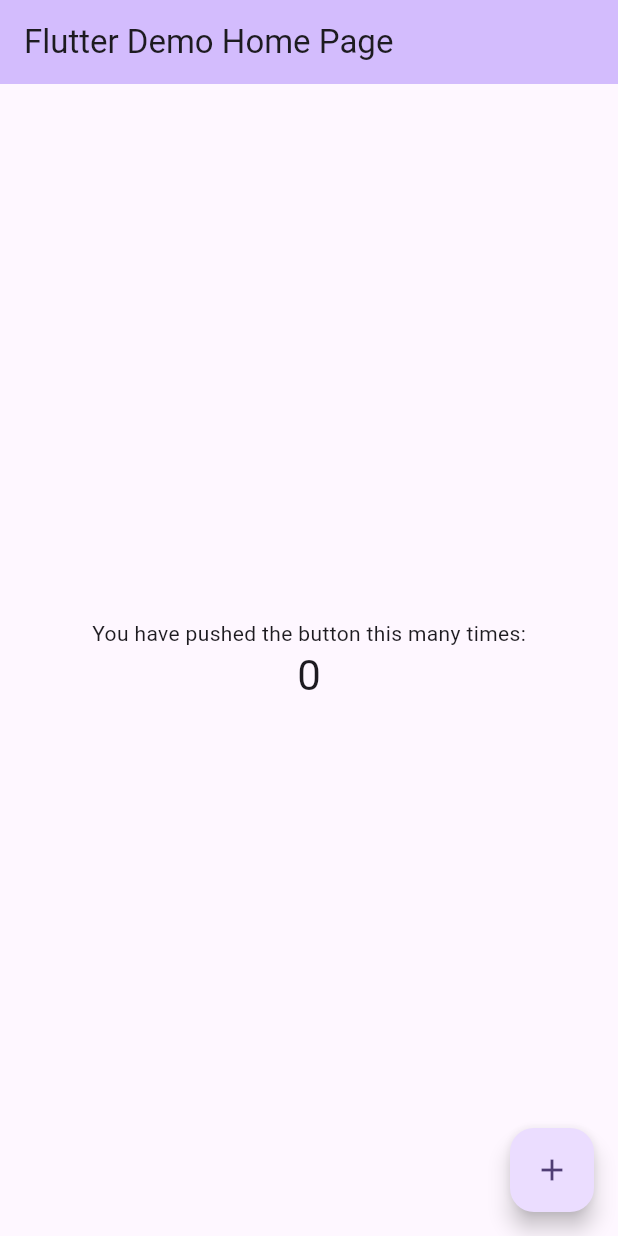
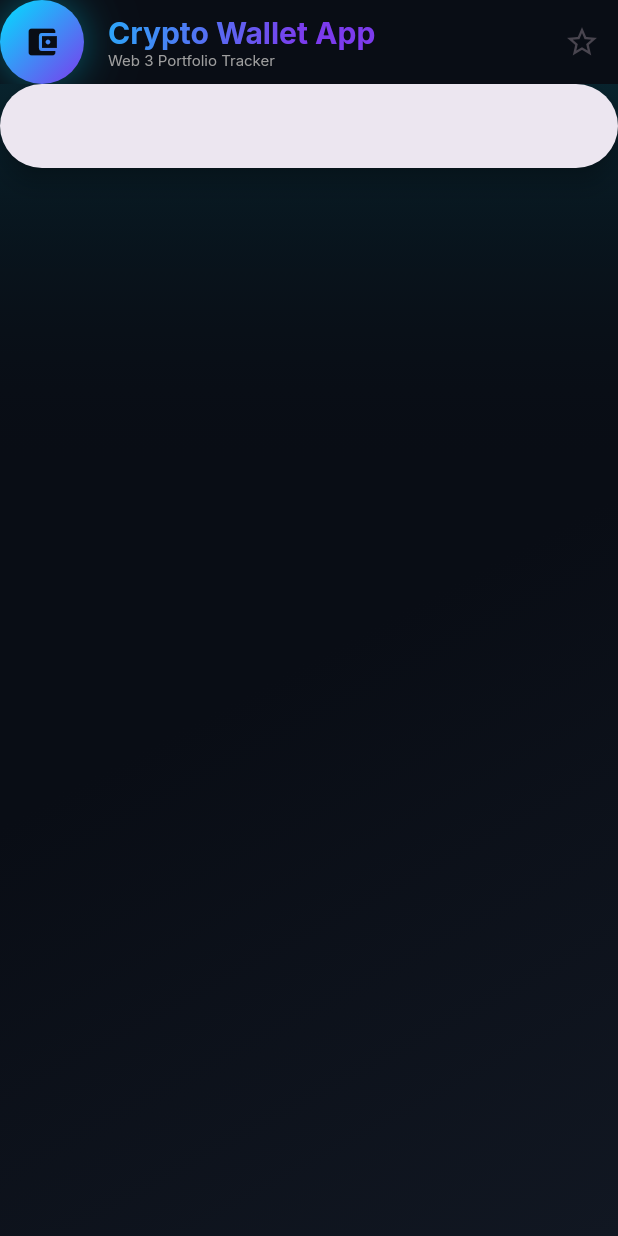
Before and after one commit to sopeBoyega/cryptoapp, a Flutter app: the screen it shows after launch, on a phone screen of 412 x 824 dp. Run offline on Flutter 3.47's test engine with Material 3 defaults, Android fonts, the phone set to English and light mode, and no system bars; our stand-ins replace google_fonts.

Commit message:
SetUp Folder Structure and Laid Project Foundation

````diff
--- /dev/null
+++ b/lib/data/dummy_data.dart
@@ -0,0 +1,48 @@
+import 'package:cryptoapp/models/coin.dart';
+
+
+
+class CoinDummyData {
+  static final List<Coin> coins = [
+    Coin(
+      id: 'bitcoin',
+      symbol: 'btc',
+      name: 'Bitcoin',
+      imageUrl: 'https://assets.coingecko.com/coins/images/1/large/bitcoin.png',
+      currentPrice: 97500,
+      marketCap: 1920000000000,
+      marketCapRank: 1,
+      priceChangePercentage24h: 2.45,
+    ),
+    Coin(
+      id: 'ethereum',
+      symbol: 'eth',
+      name: 'Ethereum',
+      imageUrl: 'https://assets.coingecko.com/coins/images/279/large/ethereum.png',
+      currentPrice: 3600,
+      marketCap: 432000000000,
+      marketCapRank: 2,
+      priceChangePercentage24h: 1.82,
+    ),
+    Coin(
+      id: 'cardano',
+      symbol: 'ada',
+      name: 'Cardano',
+      imageUrl: 'https://assets.coingecko.com/coins/images/975/large/cardano.png',
+      currentPrice: 108,
+      marketCap: 38000000000,
+      marketCapRank: 4,
+      priceChangePercentage24h: 3.21,
+    ),
+    Coin(
+      id: 'solana',
+      symbol: 'sol',
+      name: 'Solana',
+      imageUrl: 'https://assets.coingecko.com/coins/images/4128/large/solana.png',
+      currentPrice: 240,
+      marketCap: 82000000000,
+      marketCapRank: 5,
+      priceChangePercentage24h: -1.15,
+    ),
+  ];
+}
--- a/lib/main.dart
+++ b/lib/main.dart
@@ -1,3 +1,5 @@
+import 'package:cryptoapp/screens/home.dart';
+import 'package:cryptoapp/theme.dart';
 import 'package:flutter/material.dart';
 
 void main() {
@@ -12,111 +14,13 @@ class MyApp extends StatelessWidget {
   Widget build(BuildContext context) {
     return MaterialApp(
       title: 'Flutter Demo',
-      theme: ThemeData(
-        // This is the theme of your application.
-        //
-        // TRY THIS: Try running your application with "flutter run". You'll see
-        // the application has a purple toolbar. Then, without quitting the app,
-        // try changing the seedColor in the colorScheme below to Colors.green
-        // and then invoke "hot reload" (save your changes or press the "hot
-        // reload" button in a Flutter-supported IDE, or press "r" if you used
-        // the command line to start the app).
-        //
-        // Notice that the counter didn't reset back to zero; the application
-        // state is not lost during the reload. To reset the state, use hot
-        // restart instead.
-        //
-        // This works for code too, not just values: Most code changes can be
-        // tested with just a hot reload.
-        colorScheme: ColorScheme.fromSeed(seedColor: Colors.deepPurple),
-      ),
-      home: const MyHomePage(title: 'Flutter Demo Home Page'),
+      debugShowCheckedModeBanner: false,
+      darkTheme: Web3Theme.darkTheme ,
+      // theme: ThemeData(
+
+      //  theme,
+      // ),
+      home: const HomeScreen(),
     );
   }
 }
-
-class MyHomePage extends StatefulWidget {
-  const MyHomePage({super.key, required this.title});
-
-  // This widget is the home page of your application. It is stateful, meaning
-  // that it has a State object (defined below) that contains fields that affect
-  // how it looks.
-
-  // This class is the configuration for the state. It holds the values (in this
-  // case the title) provided by the parent (in this case the App widget) and
-  // used by the build method of the State. Fields in a Widget subclass are
-  // always marked "final".
-
-  final String title;
-
-  @override
-  State<MyHomePage> createState() => _MyHomePageState();
-}
-
-class _MyHomePageState extends State<MyHomePage> {
-  int _counter = 0;
-
-  void _incrementCounter() {
-    setState(() {
-      // This call to setState tells the Flutter framework that something has
-      // changed in this State, which causes it to rerun the build method below
-      // so that the display can reflect the updated values. If we changed
-      // _counter without calling setState(), then the build method would not be
-      // called again, and so nothing would appear to happen.
-      _counter++;
-    });
-  }
-
-  @override
-  Widget build(BuildContext context) {
-    // This method is rerun every time setState is called, for instance as done
-    // by the _incrementCounter method above.
-    //
-    // The Flutter framework has been optimized to make rerunning build methods
-    // fast, so that you can just rebuild anything that needs updating rather
-    // than having to individually change instances of widgets.
-    return Scaffold(
-      appBar: AppBar(
-        // TRY THIS: Try changing the color here to a specific color (to
-        // Colors.amber, perhaps?) and trigger a hot reload to see the AppBar
-        // change color while the other colors stay the same.
-        backgroundColor: Theme.of(context).colorScheme.inversePrimary,
-        // Here we take the value from the MyHomePage object that was created by
-        // the App.build method, and use it to set our appbar title.
-        title: Text(widget.title),
-      ),
-      body: Center(
-        // Center is a layout widget. It takes a single child and positions it
-        // in the middle of the parent.
-        child: Column(
-          // Column is also a layout widget. It takes a list of children and
-          // arranges them vertically. By default, it sizes itself to fit its
-          // children horizontally, and tries to be as tall as its parent.
-          //
-          // Column has various properties to control how it sizes itself and
-          // how it positions its children. Here we use mainAxisAlignment to
-          // center the children vertically; the main axis here is the vertical
-          // axis because Columns are vertical (the cross axis would be
-          // horizontal).
-          //
-          // TRY THIS: Invoke "debug painting" (choose the "Toggle Debug Paint"
-          // action in the IDE, or press "p" in the console), to see the
-          // wireframe for each widget.
-          mainAxisAlignment: MainAxisAlignment.center,
-          children: <Widget>[
-            const Text('You have pushed the button this many times:'),
-            Text(
-              '$_counter',
-              style: Theme.of(context).textTheme.headlineMedium,
-            ),
-          ],
-        ),
-      ),
-      floatingActionButton: FloatingActionButton(
-        onPressed: _incrementCounter,
-        tooltip: 'Increment',
-        child: const Icon(Icons.add),
-      ), // This trailing comma makes auto-formatting nicer for build methods.
-    );
-  }
-}
--- /dev/null
+++ b/lib/models/coin.dart
@@ -0,0 +1,50 @@
+
+class Coin {
+  final String id;
+  final String symbol;
+  final String name;
+  final String imageUrl;
+  final int currentPrice;
+  final int marketCap;
+  final int marketCapRank;
+  final double priceChangePercentage24h;
+
+  const Coin({
+    required this.id,
+    required this.symbol,
+    required this.name,
+    required this.imageUrl,
+    required this.currentPrice,
+    required this.marketCap,
+    required this.marketCapRank,
+    required this.priceChangePercentage24h,
+  });
+
+  factory Coin.fromJson(Map<String, dynamic> json) {
+    // Accept both snake_case (API) and camelCase keys
+    num? _getNum(dynamic v) => v is num ? v : (v == null ? null : num.tryParse(v.toString()));
+    return Coin(
+      id: json['id'] as String? ?? '',
+      symbol: json['symbol'] as String? ?? '',
+      name: json['name'] as String? ?? '',
+      imageUrl: json['image'] as String? ?? json['imageUrl'] as String? ?? '',
+      currentPrice: (_getNum(json['current_price'] ?? json['currentPrice']) ?? 0).toInt(),
+      marketCap: (_getNum(json['market_cap'] ?? json['marketCap']) ?? 0).toInt(),
+      marketCapRank: (_getNum(json['market_cap_rank'] ?? json['marketCapRank']) ?? 0).toInt(),
+      priceChangePercentage24h: (_getNum(json['price_change_percentage_24h'] ?? json['priceChangePercentage24h']) ?? 0).toDouble(),
+    );
+  }
+
+  Map<String, dynamic> toJson() {
+    return {
+      'id': id,
+      'symbol': symbol,
+      'name': name,
+      'image': imageUrl,
+      'current_price': currentPrice,
+      'market_cap': marketCap,
+      'market_cap_rank': marketCapRank,
+      'price_change_percentage_24h': priceChangePercentage24h,
+    };
+  }
+}
--- /dev/null
+++ b/lib/screens/home.dart
@@ -0,0 +1,117 @@
+import 'package:cryptoapp/theme.dart';
+import 'package:cryptoapp/widgets/app_icon.dart';
+import 'package:flutter/material.dart';
+import 'package:google_fonts/google_fonts.dart';
+
+
+class HomeScreen extends StatefulWidget {
+  const HomeScreen({super.key});
+
+  @override
+  State<HomeScreen> createState() => _HomeScreenState();
+}
+
+class _HomeScreenState extends State<HomeScreen> {
+  @override
+  Widget build(BuildContext context) {
+    return Scaffold(
+      backgroundColor: Web3Theme.background,
+      appBar: AppBar(
+        backgroundColor: Web3Theme.background,
+        leading: GradientIcon(containerSize: 10,),
+
+
+        title: Column(
+          crossAxisAlignment:CrossAxisAlignment.start,
+          children: [
+
+            Text("Crypto Wallet App", style: GoogleFonts.inter(
+              fontSize: 20,
+              fontWeight: FontWeight.bold,
+              foreground: Paint()
+              ..shader = Web3Theme.gradientPrimary.createShader(Rect.fromLTWH(0,0,200,40))
+            ), ),
+            Text("Web 3 Portfolio Tracker",style: GoogleFonts.inter(
+              fontSize: 10,
+              color: Colors.grey
+            ),)
+          ],
+        ) ,
+
+
+
+        actions: [
+          IconButton(onPressed: () {}, icon: Icon(Icons.star_border_outlined))
+        ],
+      ),
+
+
+      body: Stack(
+      children: [
+
+        Positioned.fill(
+          child: IgnorePointer(
+            ignoring: true,
+            child: Container(
+              decoration: BoxDecoration(
+                gradient: LinearGradient(
+                  begin: Alignment.topLeft,
+                  end: Alignment.bottomRight,
+                  colors: [
+                    Web3Theme.background,
+                    Web3Theme.background,
+                    Web3Theme.card,
+                  ],
+
+                  stops: [0.0, 0.5, 1.0],
+                ),
+              ),
+            ),
+          ),
+        ),
+
+
+        Positioned(
+          top: 0,
+          left: 0,
+          right: 0,
+          child: IgnorePointer(
+            ignoring: true,
+            child: Align(
+              alignment: Alignment.topCenter,
+              child: Container(
+
+                constraints: BoxConstraints(maxWidth: 1024.0),
+
+                height: 384.0,
+                decoration: BoxDecoration(
+                  gradient: LinearGradient(
+                    begin: Alignment.topCenter,
+                    end: Alignment.bottomCenter,
+                    colors: [
+                      Web3Theme.primary.withOpacity(0.1),
+                      Colors.transparent,
+                    ],
+
+                    stops: [0.0, 0.7],
+                  ),
+                ),
+              ),
+            ),
+          ),
+        ),
+
+        Positioned.fill(
+          child: Column(
+            children: [
+              SearchBar(),
+
+            ],
+          )
+        ),
+
+      ],
+    )
+    );
+  }
+}
--- /dev/null
+++ b/lib/theme.dart
@@ -0,0 +1,327 @@
+import 'package:flutter/material.dart';
+import 'dart:ui'; // Required for ImageFilter.blur
+
+
+/// This class holds all the color constants, gradients, and shadow definitions.
+/// It also provides a pre-configured [ThemeData] object via [darkTheme].
+class Web3Theme {
+  // Prevent instantiation
+  Web3Theme._();
+
+  // Helper function for HSL to Color conversion
+  // CSS HSL format: H(0-360), S(0-100%), L(0-100%)
+  // Flutter HSLColor format: H(0-360), S(0.0-1.0), L(0.0-1.0)
+  static Color _hsl(double h, double s, double l, [double a = 1.0]) {
+    return HSLColor.fromAHSL(a, h, s / 100, l / 100).toColor();
+  }
+
+
+
+  /* Web3 Dark Theme */
+  static final Color background = _hsl(220, 40, 6);
+  static final Color foreground = _hsl(180, 100, 95);
+
+  static final Color card = _hsl(220, 35, 10);
+  static final Color cardForeground = _hsl(180, 100, 95);
+
+  static final Color popover = _hsl(220, 35, 12);
+  static final Color popoverForeground = _hsl(180, 100, 95);
+
+  /* Neon Cyan Primary */
+  static final Color primary = _hsl(187, 100, 50);
+  static final Color primaryForeground = _hsl(220, 40, 6);
+
+  /* Deep Purple Secondary */
+  static final Color secondary = _hsl(262, 83, 58);
+  static final Color secondaryForeground = _hsl(180, 100, 95);
+
+  static final Color muted = _hsl(220, 30, 15);
+  static final Color mutedForeground = _hsl(180, 20, 60);
+
+  /* Electric Accent */
+  static final Color accent = _hsl(330, 100, 60);
+  static final Color accentForeground = _hsl(220, 40, 6);
+
+  static final Color destructive = _hsl(0, 85, 60);
+  static final Color destructiveForeground = _hsl(180, 100, 95);
+
+  static final Color border = _hsl(220, 30, 18);
+  static final Color input = _hsl(220, 30, 15);
+  static final Color ring = _hsl(187, 100, 50);
+
+  /* Success/Error States */
+  static final Color success = _hsl(142, 76, 36);
+  static final Color successForeground = _hsl(180, 100, 95);
+  static final Color warning = _hsl(38, 92, 50);
+  static final Color warningForeground = _hsl(220, 40, 6);
+
+  /* Glass Effect */
+  static final Color glassBg = _hsl(220, 35, 12, 0.7);
+  static final Color glassBorder = _hsl(180, 100, 80, 0.1);
+
+  // --- GRADIENTS ---
+
+  /// --gradient-primary: linear-gradient(135deg, hsl(187 100% 50%), hsl(262 83% 58%));
+  /// 135deg in CSS is from top-left to bottom-right.
+  static  LinearGradient gradientPrimary = LinearGradient(
+    colors: [primary, secondary],
+    begin: Alignment.topLeft,
+    end: Alignment.bottomRight,
+  );
+
+  /// --gradient-card: linear-gradient(135deg, hsl(220 35% 10% / 0.6), hsl(220 35% 12% / 0.8));
+  static final LinearGradient gradientCard = LinearGradient(
+    colors: [card.withOpacity(0.6), popover.withOpacity(0.8)],
+    begin: Alignment.topLeft,
+    end: Alignment.bottomRight,
+  );
+
+  /// --gradient-glow: radial-gradient(circle at 50% 0%, hsl(187 100% 50% / 0.15), transparent 70%);
+  static final RadialGradient gradientGlow = RadialGradient(
+    center: const Alignment(0.0, -1.0), // 50% 0%
+    colors: [primary.withOpacity(0.15), Colors.transparent],
+    stops: const [0.0, 0.7], // 0% and 70%
+  );
+
+  // --- SHADOWS ---
+
+  /// --shadow-neon-cyan: 0 0 20px hsl(187 100% 50% / 0.3), 0 0 40px hsl(187 100% 50% / 0.1);
+  static final List<BoxShadow> shadowNeonCyan = [
+    BoxShadow(
+      color: primary.withOpacity(0.3),
+      blurRadius: 20,
+      spreadRadius: 0,
+    ),
+    BoxShadow(
+      color: primary.withOpacity(0.1),
+      blurRadius: 40,
+      spreadRadius: 0,
+    ),
+  ];
+
+  /// --shadow-neon-purple: 0 0 20px hsl(262 83% 58% / 0.3), 0 0 40px hsl(262 83% 58% / 0.1);
+  static final List<BoxShadow> shadowNeonPurple = [
+    BoxShadow(
+      color: secondary.withOpacity(0.3),
+      blurRadius: 20,
+      spreadRadius: 0,
+    ),
+    BoxShadow(
+      color: secondary.withOpacity(0.1),
+      blurRadius: 40,
+      spreadRadius: 0,
+    ),
+  ];
+
+  /// --shadow-glow: 0 4px 24px hsl(187 100% 50% / 0.1);
+  static final List<BoxShadow> shadowGlow = [
+    BoxShadow(
+      color: primary.withOpacity(0.1),
+      blurRadius: 24,
+      offset: const Offset(0, 4),
+    ),
+  ];
+
+  // --- DECORATIONS (for convenience) ---
+
+  /// A decoration for a 'glow-cyan' container.
+  static BoxDecoration get glowCyanDecoration => BoxDecoration(
+        boxShadow: shadowNeonCyan,
+      );
+
+  /// A decoration for a 'glow-purple' container.
+  static BoxDecoration get glowPurpleDecoration => BoxDecoration(
+        boxShadow: shadowNeonPurple,
+      );
+
+  /// A decoration for a 'gradient-primary' container.
+  static BoxDecoration get gradientPrimaryDecoration => BoxDecoration(
+        gradient: gradientPrimary,
+      );
+
+  /// --radius: 1rem; (Assuming 1rem = 16.0)
+  static final double radius = 16.0;
+  static final BorderRadius borderRadius = BorderRadius.circular(radius);
+
+  /// Provides the [BoxDecoration] for a glass card, *without* the blur filter.
+  /// To get the full glass effect, wrap your child in:
+  ///
+  /// ```dart
+  /// ClipRRect(
+  ///   borderRadius: Web3Theme.borderRadius,
+  ///   child: BackdropFilter(
+  ///     filter: ImageFilter.blur(sigmaX: 12.0, sigmaY: 12.0),
+  ///     child: Container(
+  ///       decoration: Web3Theme.glassCardDecoration,
+  ///       child: YourContent(),
+  ///     ),
+  ///   ),
+  /// )
+  /// ```
+  static final BoxDecoration glassCardDecoration = BoxDecoration(
+    color: glassBg,
+    border: Border.all(color: glassBorder, width: 1.0),
+    borderRadius: borderRadius,
+  );
+
+  // --- FLUTTER THEME DATA ---
+
+  /// The main dark theme [ThemeData] for the app.
+  static final ThemeData darkTheme = ThemeData(
+    brightness: Brightness.dark,
+   // Example font, replace with your app's font
+    primaryColor: primary,
+    scaffoldBackgroundColor: background,
+    cardColor: card,
+    dividerColor: border,
+    hintColor: mutedForeground,
+    dialogBackgroundColor: popover,
+
+    // The new ColorScheme, mapped from your variables
+    colorScheme: ColorScheme(
+      brightness: Brightness.dark,
+      primary: primary,
+      onPrimary: primaryForeground,
+      secondary: secondary,
+      onSecondary: secondaryForeground,
+      error: destructive,
+      onError: destructiveForeground,
+      background: background,
+      onBackground: foreground,
+      surface: card, // Use 'card' for surface
+      onSurface: cardForeground, // Use 'cardForeground' for onSurface
+      tertiary: accent, // Mapped 'accent' to 'tertiary'
+      onTertiary: accentForeground,
+      surfaceVariant: popover, // Mapped 'popover'
+      onSurfaceVariant: popoverForeground,
+      outline: border,
+      shadow: shadowGlow.first.color.withOpacity(1.0),
+      inverseSurface: foreground,
+      onInverseSurface: background,
+      primaryContainer: primary.withOpacity(0.2), // Generated
+      onPrimaryContainer: primary, // Generated
+    ),
+
+    // Text Theme
+    textTheme: TextTheme(
+      displayLarge: TextStyle(color: foreground),
+      displayMedium: TextStyle(color: foreground),
+      displaySmall: TextStyle(color: foreground),
+      headlineLarge: TextStyle(color: foreground),
+      headlineMedium: TextStyle(color: foreground),
+      headlineSmall: TextStyle(color: foreground),
+      titleLarge: TextStyle(color: foreground),
+      titleMedium: TextStyle(color: foreground),
+      titleSmall: TextStyle(color: foreground),
+      bodyLarge: TextStyle(color: foreground),
+      bodyMedium: TextStyle(color: mutedForeground),
+      bodySmall: TextStyle(color: mutedForeground.withOpacity(0.8)),
+      labelLarge: TextStyle(color: primary, fontWeight: FontWeight.bold),
+      labelMedium: TextStyle(color: mutedForeground),
+      labelSmall: TextStyle(color: mutedForeground),
+    ),
+
+    // Component Themes
+    appBarTheme: AppBarTheme(
+      backgroundColor: background,
+      foregroundColor: foreground,
+      elevation: 0,
+      scrolledUnderElevation: 0.5,
+      shadowColor: shadowGlow.first.color,
+      iconTheme: IconThemeData(color: foreground),
+      actionsIconTheme: IconThemeData(color: mutedForeground),
+    ),
+
+    inputDecorationTheme: InputDecorationTheme(
+      filled: true,
+      fillColor: input,
+      contentPadding:
+          const EdgeInsets.symmetric(horizontal: 16.0, vertical: 12.0),
+      hintStyle: TextStyle(color: mutedForeground),
+      labelStyle: TextStyle(color: mutedForeground),
+      border: OutlineInputBorder(
+        borderRadius: borderRadius,
+        borderSide: BorderSide(color: border),
+      ),
+      enabledBorder: OutlineInputBorder(
+        borderRadius: borderRadius,
+        borderSide: BorderSide(color: border),
+      ),
+      focusedBorder: OutlineInputBorder(
+        borderRadius: borderRadius,
+        borderSide: BorderSide(color: ring, width: 2.0),
+      ),
+      errorBorder: OutlineInputBorder(
+        borderRadius: borderRadius,
+        borderSide: BorderSide(color: destructive, width: 1.0),
+      ),
+      focusedErrorBorder: OutlineInputBorder(
+        borderRadius: borderRadius,
+        borderSide: BorderSide(color: destructive, width: 2.0),
+      ),
+    ),
+
+    textSelectionTheme: TextSelectionThemeData(
+      cursorColor: primary,
+      selectionColor: primary.withOpacity(0.3),
+      selectionHandleColor: primary,
+    ),
+
+    elevatedButtonTheme: ElevatedButtonThemeData(
+      style: ElevatedButton.styleFrom(
+        backgroundColor: primary,
+        foregroundColor: primaryForeground,
+        shape: RoundedRectangleBorder(borderRadius: borderRadius),
+        padding: const EdgeInsets.symmetric(horizontal: 24, vertical: 12),
+        textStyle: const TextStyle(
+          fontWeight: FontWeight.bold,
+          fontSize: 16,
+        ),
+      ),
+    ),
+
+    outlinedButtonTheme: OutlinedButtonThemeData(
+      style: OutlinedButton.styleFrom(
+        foregroundColor: primary,
+        side: BorderSide(color: border),
+        shape: RoundedRectangleBorder(borderRadius: borderRadius),
+        padding: const EdgeInsets.symmetric(horizontal: 24, vertical: 12),
+      ),
+    ),
+
+    textButtonTheme: TextButtonThemeData(
+      style: TextButton.styleFrom(
+        foregroundColor: primary,
+        shape: RoundedRectangleBorder(borderRadius: borderRadius),
+        padding: const EdgeInsets.symmetric(horizontal: 16, vertical: 12),
+      ),
+    ),
+
+    cardTheme: CardThemeData(
+      color: card,
+      elevation: 0,
+      shape: RoundedRectangleBorder(
+        borderRadius: borderRadius,
+        side: BorderSide(color: border),
+      ),
+    ),
+
+    dialogTheme: DialogThemeData(
+      backgroundColor: popover,
+      shape: RoundedRectangleBorder(
+        borderRadius: borderRadius,
+        side: BorderSide(color: border),
+      ),
+    ),
+
+    popupMenuTheme: PopupMenuThemeData(
+      color: popover,
+      shape: RoundedRectangleBorder(
+        borderRadius: borderRadius,
+        side: BorderSide(color: border),
+      ),
+      elevation: 8.0,
+      textStyle: TextStyle(color: popoverForeground),
+    ),
+  );
+}
--- /dev/null
+++ b/lib/widgets/app_icon.dart
@@ -0,0 +1,36 @@
+import 'package:flutter/material.dart';
+import 'package:cryptoapp/theme.dart';
+
+/// A circular widget with the primary gradient and cyan glow,
+/// containing a centered icon.
+class GradientIcon extends StatelessWidget {
+  const GradientIcon({
+    Key? key,
+    this.icon = Icons.account_balance_wallet, // Placeholder for <Wallet />
+    this.iconSize = 24.0,
+    this.containerSize = 48.0,
+  }) : super(key: key);
+
+  final IconData icon;
+  final double iconSize;
+  final double containerSize;
+
+  @override
+  Widget build(BuildContext context) {
+    return Container(
+      width: containerSize,  // w-12 (48px)
+      height: containerSize, // h-12 (48px)
+      decoration: BoxDecoration(
+        shape: BoxShape.circle, // rounded-full
+        gradient: Web3Theme.gradientPrimary, // bg-gradient-primary
+        boxShadow: Web3Theme.shadowNeonCyan, // glow-cyan
+      ),
+      // flex items-center justify-center
+      child: Icon(
+        icon,
+        size: iconSize, // w-6 h-6 (24px)
+        color: Web3Theme.primaryForeground, // text-primary-foreground
+      ),
+    );
+  }
+}
--- a/pubspec.yaml
+++ b/pubspec.yaml
@@ -34,6 +34,7 @@ dependencies:
   # The following adds the Cupertino Icons font to your application.
   # Use with the CupertinoIcons class for iOS style icons.
   cupertino_icons: ^1.0.8
+  google_fonts: ^6.3.2
 
 dev_dependencies:
   flutter_test:
````
Also changed, not shown: pubspec.lock, 1 other file.
